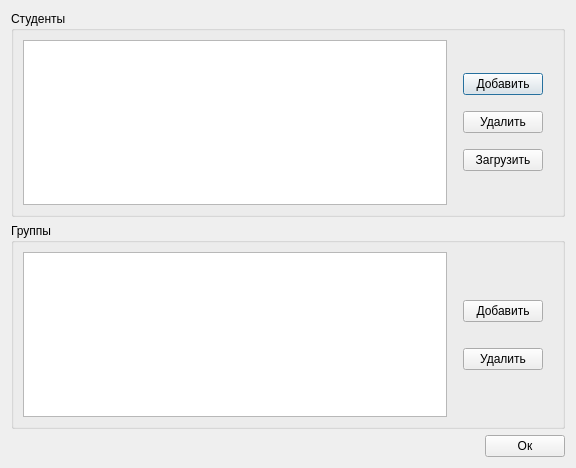
Above: ui/studentswindow.ui from 7enSmile/clientVKR before the change. Below: the same form after it.
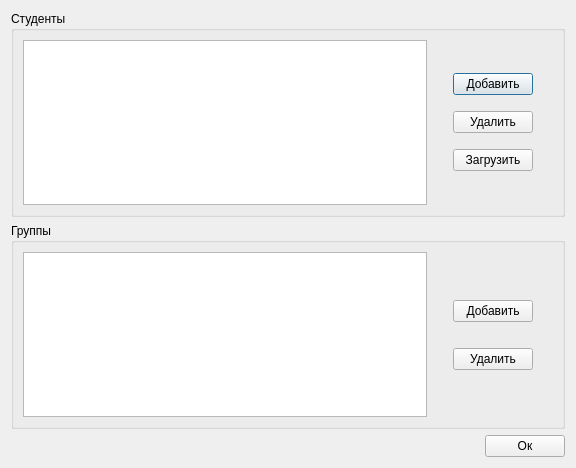
That is the form after the change.

The edit to the form file:
```diff
--- a/ui/studentswindow.ui
+++ b/ui/studentswindow.ui
@@ -65,7 +65,7 @@
         </property>
         <property name="sizeHint" stdset="0">
          <size>
-          <width>10</width>
+          <width>20</width>
           <height>20</height>
          </size>
         </property>
@@ -164,7 +164,7 @@
         </property>
         <property name="sizeHint" stdset="0">
          <size>
-          <width>10</width>
+          <width>20</width>
           <height>20</height>
          </size>
         </property>
@@ -209,7 +209,7 @@
         </property>
         <property name="sizeHint" stdset="0">
          <size>
-          <width>10</width>
+          <width>20</width>
           <height>20</height>
          </size>
         </property>
@@ -285,7 +285,7 @@
         </property>
         <property name="sizeHint" stdset="0">
          <size>
-          <width>10</width>
+          <width>20</width>
           <height>20</height>
          </size>
         </property>
```
